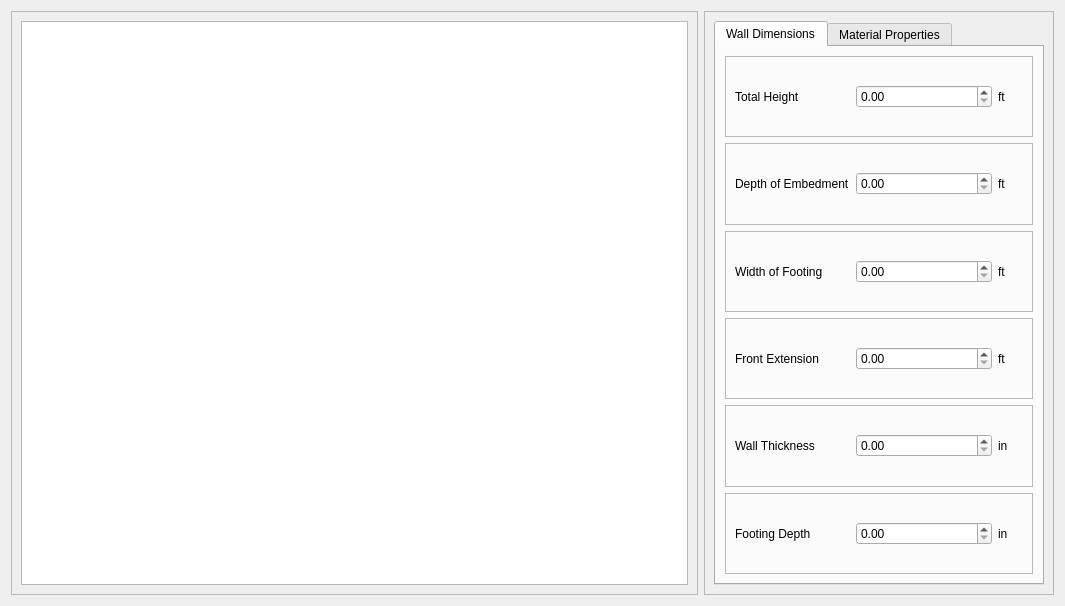
Old version of the form RCCantileverForm.ui in the repository maizytrain/RetainingWallDesigner.
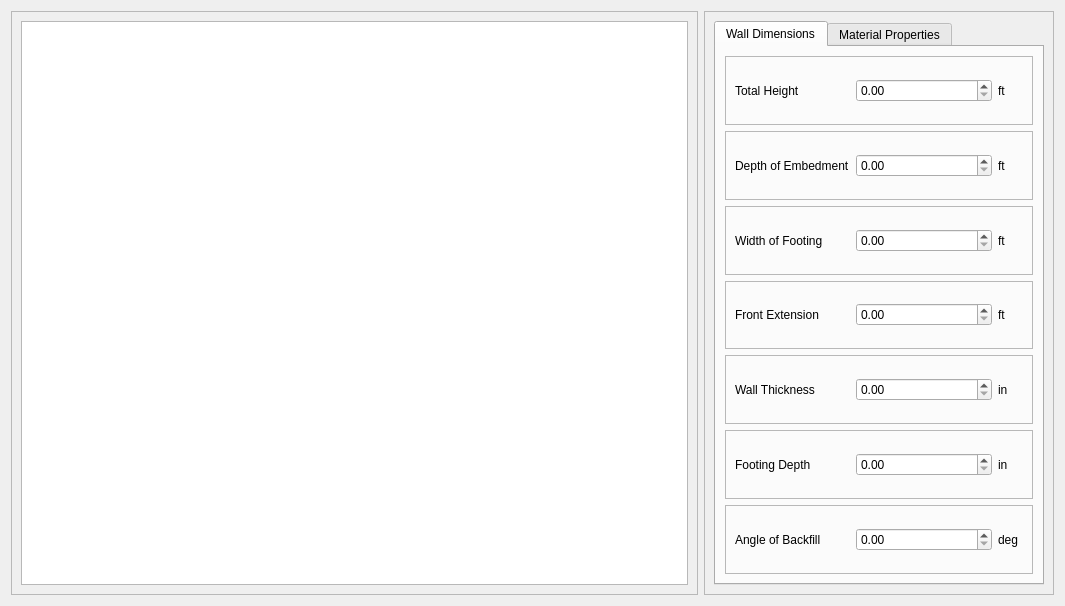
New version of the form.

The edit to the form file:
```diff
--- a/RCCantileverForm.ui
+++ b/RCCantileverForm.ui
@@ -300,6 +300,47 @@
             </layout>
            </widget>
           </item>
+          <item>
+           <widget class="QFrame" name="frame_9">
+            <property name="frameShape">
+             <enum>QFrame::StyledPanel</enum>
+            </property>
+            <property name="frameShadow">
+             <enum>QFrame::Raised</enum>
+            </property>
+            <layout class="QHBoxLayout" name="horizontalLayout_10">
+             <item>
+              <widget class="QLabel" name="label_13">
+               <property name="maximumSize">
+                <size>
+                 <width>115</width>
+                 <height>16777215</height>
+                </size>
+               </property>
+               <property name="text">
+                <string>Angle of Backfill</string>
+               </property>
+              </widget>
+             </item>
+             <item>
+              <widget class="QDoubleSpinBox" name="angleSpin"/>
+             </item>
+             <item>
+              <widget class="QLabel" name="label_14">
+               <property name="maximumSize">
+                <size>
+                 <width>25</width>
+                 <height>16777215</height>
+                </size>
+               </property>
+               <property name="text">
+                <string>deg</string>
+               </property>
+              </widget>
+             </item>
+            </layout>
+           </widget>
+          </item>
          </layout>
         </widget>
         <widget class="QWidget" name="matPropTab">
```
